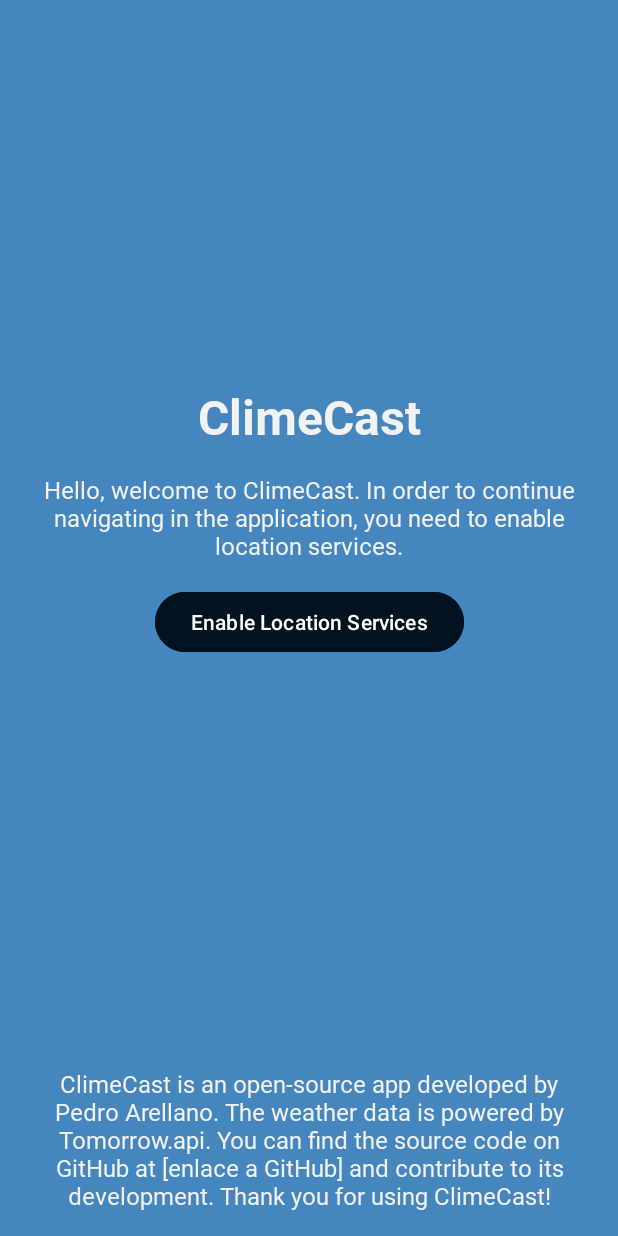
After one commit to PedroArellanoV/ClimeCast, an Android app: the fragment RequestFragment placed in its activity, on a phone screen of 412 x 824 dp. The commit adds this screen. Run offline under Robolectric (Android 15) with nearby library versions, the phone set to English and light mode, and no system bars; our stand-ins replace Dagger/Hilt's generated code, navigation-ui.

Commit message:
add requestFragment

```diff
--- a/app/src/main/java/com/example/climecast/ui/main/MainActivity.kt
+++ b/app/src/main/java/com/example/climecast/ui/main/MainActivity.kt
@@ -14,13 +14,14 @@ import dagger.hilt.android.AndroidEntryPoint
 import android.Manifest
 import androidx.activity.result.ActivityResultLauncher
 import androidx.activity.result.contract.ActivityResultContracts
+import com.example.climecast.ui.request.RequestFragment
 
 @AndroidEntryPoint
 class MainActivity : AppCompatActivity() {
 
     private lateinit var binding: ActivityMainBinding
     private lateinit var navController: NavController
-    private lateinit var requestPermissionLauncher: ActivityResultLauncher<String>
+   // private lateinit var requestPermissionLauncher: ActivityResultLauncher<String>
 
     override fun onCreate(savedInstanceState: Bundle?) {
         super.onCreate(savedInstanceState)
@@ -50,6 +51,8 @@ class MainActivity : AppCompatActivity() {
             }
 
             else -> {
+                showRequestFragment()
+                /*
                 requestPermissionLauncher =
                     registerForActivityResult(ActivityResultContracts.RequestPermission()) { isGranted ->
                         if (isGranted) {
@@ -57,8 +60,15 @@ class MainActivity : AppCompatActivity() {
                         }
                     }
                 requestPermissionLauncher.launch(Manifest.permission.ACCESS_COARSE_LOCATION)
+                */
             }
         }
+    }
+
+    private fun showRequestFragment() {
+        val fragmentTransaction = supportFragmentManager.beginTransaction()
+        fragmentTransaction.replace(R.id.requestFragmentContainer, RequestFragment())
+        fragmentTransaction.commit()
     }
 
     private fun initNavigation() {
--- /dev/null
+++ b/app/src/main/java/com/example/climecast/ui/request/RequestFragment.kt
@@ -0,0 +1,19 @@
+package com.example.climecast.ui.request
+
+import android.os.Bundle
+import androidx.fragment.app.Fragment
+import android.view.LayoutInflater
+import android.view.View
+import android.view.ViewGroup
+import com.example.climecast.R
+
+class RequestFragment : Fragment() {
+
+    override fun onCreateView(
+        inflater: LayoutInflater, container: ViewGroup?,
+        savedInstanceState: Bundle?
+    ): View? {
+        // Inflate the layout for this fragment
+        return inflater.inflate(R.layout.fragment_request, container, false)
+    }
+}
--- a/app/src/main/res/layout/activity_main.xml
+++ b/app/src/main/res/layout/activity_main.xml
@@ -5,6 +5,13 @@
     android:layout_width="match_parent"
     android:layout_height="match_parent"
     tools:context=".ui.main.MainActivity">
+
+    <androidx.fragment.app.FragmentContainerView
+        android:id="@+id/requestFragmentContainer"
+        android:layout_width="match_parent"
+        android:layout_height="match_parent"
+        android:elevation="20dp"/>
+
 
     <FrameLayout
         android:id="@+id/topBar"
--- /dev/null
+++ b/app/src/main/res/layout/fragment_request.xml
@@ -0,0 +1,58 @@
+<?xml version="1.0" encoding="utf-8"?>
+<androidx.constraintlayout.widget.ConstraintLayout xmlns:android="http://schemas.android.com/apk/res/android"
+    xmlns:tools="http://schemas.android.com/tools"
+    android:layout_width="match_parent"
+    android:layout_height="match_parent"
+    xmlns:app="http://schemas.android.com/apk/res-auto"
+    tools:context=".ui.request.RequestFragment"
+    android:background="@color/main">
+
+    <TextView
+        android:id="@+id/tvTitle"
+        android:layout_width="wrap_content"
+        android:layout_height="wrap_content"
+        android:text="@string/app_name"
+        style="@style/Title"
+        android:textSize="32sp"
+        android:textColor="@color/white_cream"
+        app:layout_constraintStart_toStartOf="parent"
+        app:layout_constraintEnd_toEndOf="parent"
+        app:layout_constraintTop_toTopOf="parent"
+        android:layout_marginTop="256dp"/>
+
+    <TextView
+        android:id="@+id/tvRequest"
+        android:layout_width="wrap_content"
+        android:layout_height="wrap_content"
+        android:text="@string/request"
+        style="@style/Details"
+        android:textColor="@color/white_cream"
+        app:layout_constraintTop_toBottomOf="@id/tvTitle"
+        app:layout_constraintStart_toStartOf="parent"
+        app:layout_constraintEnd_toEndOf="parent"
+        android:padding="16dp"
+        android:textAlignment="center"/>
+
+    <Button
+        android:id="@+id/btnRequest"
+        android:layout_width="wrap_content"
+        android:layout_height="wrap_content"
+        android:text="@string/btn_request"
+        app:layout_constraintStart_toStartOf="parent"
+        app:layout_constraintEnd_toEndOf="parent"
+        app:layout_constraintTop_toBottomOf="@id/tvRequest"
+        android:backgroundTint="@color/deep_blue"/>
+
+    <TextView
+        android:layout_width="wrap_content"
+        android:layout_height="wrap_content"
+        android:text="@string/presentation"
+        style="@style/Details"
+        app:layout_constraintStart_toStartOf="parent"
+        app:layout_constraintEnd_toEndOf="parent"
+        android:padding="16dp"
+        android:textColor="@color/white_cream"
+        android:textAlignment="center"
+        app:layout_constraintBottom_toBottomOf="parent"/>
+
+</androidx.constraintlayout.widget.ConstraintLayout>
--- a/app/src/main/res/values/strings.xml
+++ b/app/src/main/res/values/strings.xml
@@ -11,4 +11,9 @@
     <string name="now">Now</string>
     <string name="forecast">Forecast</string>
     <string name="saved_places">Saved Places</string>
+
+    <!-- Request Fragment -->
+    <string name="request">Hello, welcome to ClimeCast. In order to continue navigating in the application, you need to enable location services.</string>
+    <string name="btn_request">Enable Location Services</string>
+    <string name="presentation">ClimeCast is an open-source app developed by Pedro Arellano. The weather data is powered by Tomorrow.api. You can find the source code on GitHub at [enlace a GitHub] and contribute to its development. Thank you for using ClimeCast!</string>
 </resources>
```
